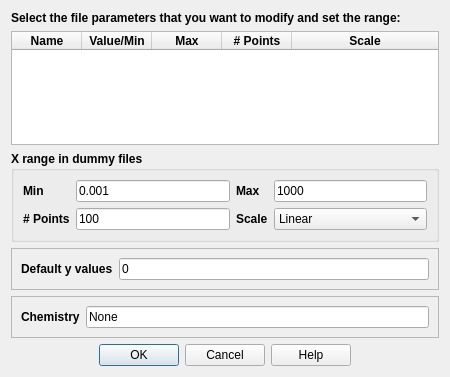
jorge-ramirez-upm/RepTate, file RepTate/gui/dummyfilesDialog.ui: the form before one commit.
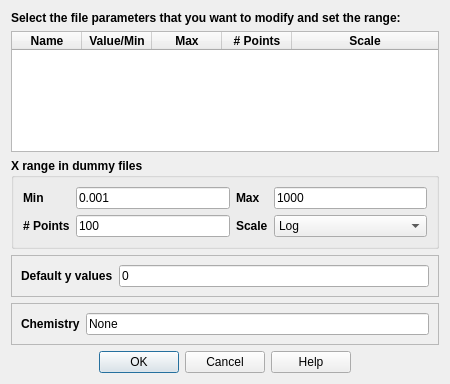
The form after the commit.

Commit message: add dummy file to ds

Diff of the .ui file:
```diff
--- a/RepTate/gui/dummyfilesDialog.ui
+++ b/RepTate/gui/dummyfilesDialog.ui
@@ -7,7 +7,7 @@
     <x>0</x>
     <y>0</y>
     <width>450</width>
-    <height>377</height>
+    <height>384</height>
    </rect>
   </property>
   <property name="windowTitle">
@@ -47,9 +47,6 @@
      <property name="horizontalScrollBarPolicy">
       <enum>Qt::ScrollBarAsNeeded</enum>
      </property>
-     <property name="sizeAdjustPolicy">
-      <enum>QAbstractScrollArea::AdjustToContentsOnFirstShow</enum>
-     </property>
      <property name="editTriggers">
       <set>QAbstractItemView::NoEditTriggers</set>
      </property>
@@ -103,7 +100,7 @@
        </font>
       </property>
       <property name="textAlignment">
-       <set>AlignCenter</set>
+       <set>AlignHCenter|AlignVCenter|AlignCenter</set>
       </property>
      </column>
      <column>
@@ -117,7 +114,7 @@
        </font>
       </property>
       <property name="textAlignment">
-       <set>AlignCenter</set>
+       <set>AlignHCenter|AlignVCenter|AlignCenter</set>
       </property>
      </column>
      <column>
@@ -131,7 +128,7 @@
        </font>
       </property>
       <property name="textAlignment">
-       <set>AlignCenter</set>
+       <set>AlignHCenter|AlignVCenter|AlignCenter</set>
       </property>
      </column>
      <column>
@@ -145,7 +142,7 @@
        </font>
       </property>
       <property name="textAlignment">
-       <set>AlignCenter</set>
+       <set>AlignHCenter|AlignVCenter|AlignCenter</set>
       </property>
      </column>
      <column>
@@ -159,7 +156,7 @@
        </font>
       </property>
       <property name="textAlignment">
-       <set>AlignCenter</set>
+       <set>AlignHCenter|AlignVCenter|AlignCenter</set>
       </property>
      </column>
     </widget>
@@ -246,7 +243,7 @@
         </property>
         <item>
          <property name="text">
-          <string>Linear</string>
+          <string>Log</string>
          </property>
         </item>
         <item>
```
Left out of the diff: 2 changed lines with no effect on the pictures. The commit also changes 2 other files.
